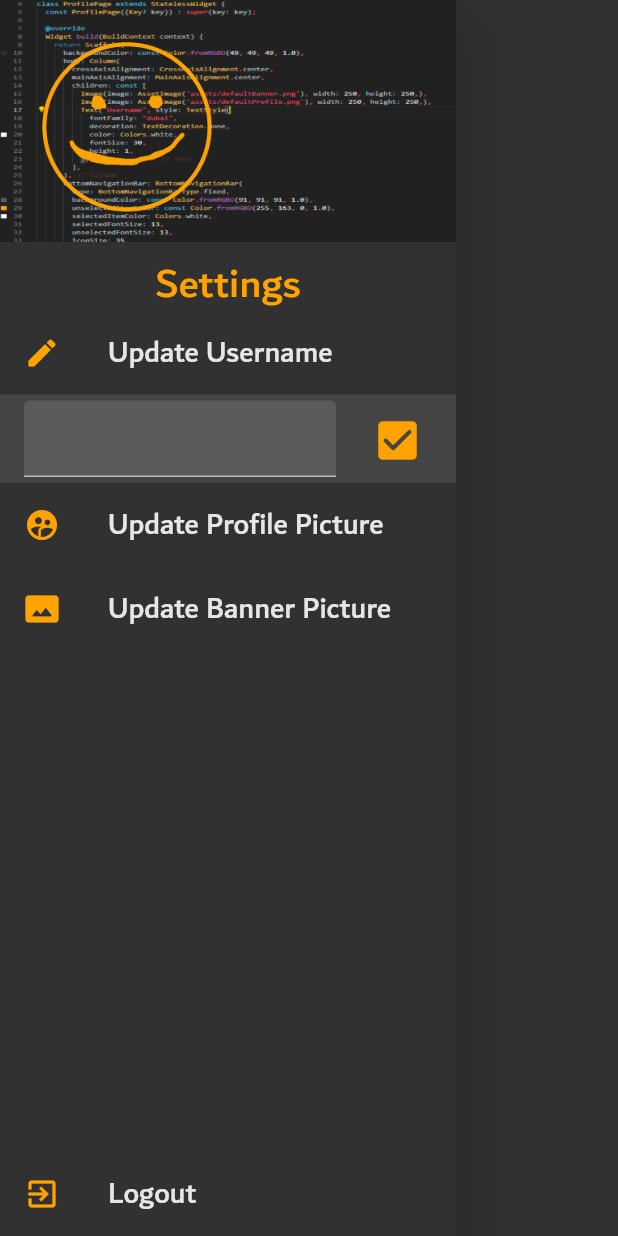
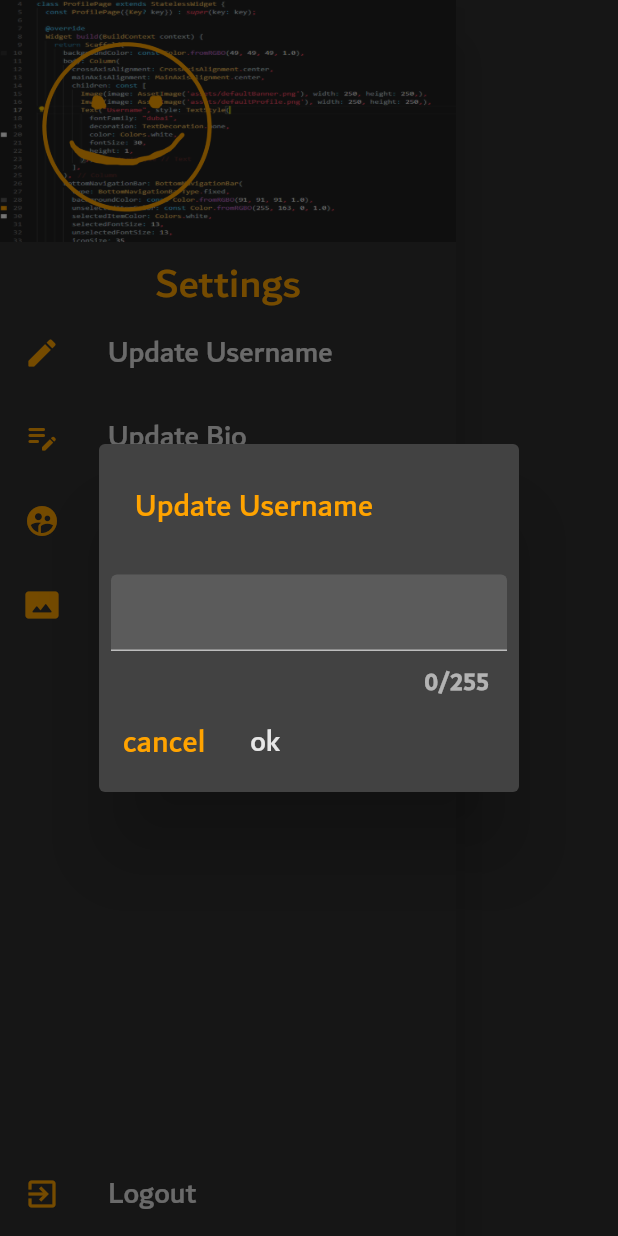
Before and after one commit to joshbacon/RAM, a Flutter app: the SideMenu widget shown alone on an empty page, opened directly, after a tap on "Update Username", on a phone screen of 412 x 824 dp. Run offline on Flutter 3.47's test engine with Material 2 defaults, Android fonts, the phone set to English and light mode, and no system bars; our stand-ins replace dotted_border, flutter_dotenv, image_picker, shared_preferences; missing offline and left inert: encrypt; accounts and stored records are empty; network calls fail.

Commit message:
added bio updating

```diff
--- a/lib/main.dart
+++ b/lib/main.dart
@@ -84,6 +84,12 @@ class MyApp extends StatelessWidget {
             fontWeight: FontWeight.bold,
             fontSize: 16,
           ),
+          displaySmall: TextStyle(
+            fontFamily: "dubai",
+            color: Colors.red,
+            fontWeight: FontWeight.bold,
+            fontSize: 16,
+          )
         ),
 
         inputDecorationTheme: const InputDecorationTheme(
--- a/lib/models/user.dart
+++ b/lib/models/user.dart
@@ -167,11 +167,12 @@ class User with ChangeNotifier {
 
   Future<bool> updateBio(newBio) async{
     final response = await http.put(
-      Uri.parse(paths.updateUsername()),
+      Uri.parse(paths.updateBio()),
       body: newBio + ";" + userData['uid']
     );
 
     if (response.statusCode == 200){
+      print(response.body);
       Map<String, dynamic> data = json.decode(response.body);
       if (data['status']){
         userData['bio'] = newBio;
--- a/lib/pages/social.dart
+++ b/lib/pages/social.dart
@@ -17,12 +17,9 @@ class SocialPage extends StatefulWidget {
 class _SocialPageState extends State<SocialPage> {
 
   // TODO:
-  // - implement a friend system (request/accept)
   // - implement a chat feature
   //
   // - also why is home and profile a scaffold but this and upload aren't? see if they should be...
-
-  TextEditingController searchTerm = TextEditingController();
 
   Timer? _debounce;
 
@@ -134,7 +131,6 @@ class _SocialPageState extends State<SocialPage> {
       child: Column(
         children: [
           TextFormField(
-            controller: searchTerm,
             onChanged: (query) {
               _onSearchChanged(query, context.read<User>().uid);
             },
--- a/lib/widgets/sidemenu.dart
+++ b/lib/widgets/sidemenu.dart
@@ -16,9 +16,8 @@ class SideMenu extends StatefulWidget {
 
 class _SideMenuState extends State<SideMenu> {
 
-  TextEditingController newUsername = TextEditingController();
+  String newText = "";
 
-  bool showUserBox = false;
   bool showUserErr = false;
   bool showProfileErr = false;
   bool showBannerErr = false;
@@ -31,7 +30,6 @@ class _SideMenuState extends State<SideMenu> {
   }
 
   void logout() {
-    showUserBox = false;
     showUserErr = false;
     showProfileErr = false;
     showBannerErr = false;
@@ -39,7 +37,99 @@ class _SideMenuState extends State<SideMenu> {
     Navigator.push(context, MaterialPageRoute(builder: (context) => const LoginPage()));
   }
 
-  Future<void> _showDialog(String msg) async {
+  void _updateText() {
+    // print(newText.text + " AND " + newText.text.length.toString());
+    // setState(() {
+    //   print(255 - newText.text.length);
+    //   remainingChars = (255 - newText.text.length).toString();
+    //   print(remainingChars);
+    // });
+    // print(remainingChars);
+  }
+
+  Future<void> _showUpdateDialog(String type) async {
+    // print(newText.text);
+    return showDialog<void>(
+      context: context,
+      barrierDismissible: true,
+      builder: (BuildContext context) {
+        return AlertDialog(
+          title: Text(
+            "Update " + type,
+            style: Theme.of(context).textTheme.titleSmall,
+          ),
+          actions: <Widget>[
+            TextField(
+              maxLength: 255,
+              minLines: type.contains('Bio') ? 3 : 1,
+              maxLines: type.contains('Bio') ? 5 : 1,
+              onChanged: (text) {
+                setState(() {
+                  newText = text;
+                });
+              },
+              onTapOutside: (event) => FocusScope.of(context).unfocus(),
+              style: Theme.of(context).textTheme.bodySmall,
+              decoration: InputDecoration(
+                filled: true,
+                fillColor: Theme.of(context).colorScheme.surface,
+                focusedBorder: OutlineInputBorder(
+                  borderSide: BorderSide(color: Theme.of(context).colorScheme.primary),
+                ),
+                hintStyle: TextStyle(
+                  fontFamily: "dubai",
+                  color: Theme.of(context).colorScheme.onPrimary,
+                  fontWeight: FontWeight.bold,
+                  fontSize: 18,
+                ),
+              ),
+            ),
+            Row(children: [
+              TextButton(
+                child: Text(
+                  "cancel",
+                  style: Theme.of(context).textTheme.titleSmall,
+                ),
+                onPressed: () {
+                  Navigator.of(context).pop();
+                },
+              ),
+              TextButton(
+                child: Text(
+                  "ok",
+                  style: Theme.of(context).textTheme.bodyMedium,
+                ),
+                onPressed: () {
+                  Navigator.of(context).pop();
+                  if (type.contains('Username')) {
+                    // make the update username call
+                    context.read<User>().updateUsername(newText).then((result) {
+                      if (result) {
+                        _showMsgDialog(type + " has been updated");
+                      } else {
+                        _showMsgDialog("Something went wrong, " + type + " was not updated");
+                      }
+                    });
+                  } else if (type.contains('Bio')) {
+                    // make the update bio call
+                    context.read<User>().updateBio(newText).then((result) {
+                      if (result) {
+                        _showMsgDialog(type + " has been updated");
+                      } else {
+                        _showMsgDialog("Something went wrong, " + type + " was not updated");
+                      }
+                    });
+                  }
+                },
+              ),
+            ],),
+          ],
+        );
+      },
+    );
+  }
+
+  Future<void> _showMsgDialog(String msg) async {
     return showDialog<void>(
       context: context,
       barrierDismissible: false,
@@ -77,6 +167,18 @@ class _SideMenuState extends State<SideMenu> {
   }
 
   @override
+  void initState() {
+    // newText.addListener(_updateText);
+    super.initState();
+  }
+
+  @override
+  void dispose() {
+    // newText.dispose();
+    super.dispose();
+  }
+
+  @override
   Widget build(BuildContext context) {
     return Drawer(
       backgroundColor: Theme.of(context).colorScheme.background,
@@ -109,43 +211,59 @@ class _SideMenuState extends State<SideMenu> {
             iconColor: Theme.of(context).colorScheme.primary,
             textColor: Theme.of(context).colorScheme.onBackground,
             onTap: () => {
-              setState(() {
-                showUserBox = !showUserBox;
-              }),
+              _showUpdateDialog("Username")
+              // setState(() {
+              //   showUserBox = !showUserBox;
+              // }),
             },
           ),
-          Visibility(
-            visible: showUserBox,
-            child: ListTile(
-              tileColor: const Color.fromRGBO(69, 69, 69, 1.0),
-              title: TextField(
-                controller: newUsername,
-                onTapOutside: (event) => FocusScope.of(context).unfocus(),
-                style: Theme.of(context).textTheme.bodySmall,
-              ),
-              trailing: IconButton(
-                alignment: Alignment.centerRight,
-                icon: const Icon(Icons.check_box_rounded, size: 34,),
-                onPressed: () async {
-                  if (newUsername.text.isNotEmpty && await context.read<User>().updateUsername(newUsername.text)) {
-                    //setState(() {
-                      _showDialog('Your username has been updated.');
-                      showUserBox = false;
-                      newUsername.clear();
-                      showUserErr = false;
-                    //});
-                  } else {
-                    //setState(() {
-                      showUserErr = true;
-                    //});
-                  }
-                },
-              ),
-              iconColor: Theme.of(context).colorScheme.primary,
-              textColor: Colors.white,
-              onTap: () => {},
+          ListTile(
+            leading: const Icon(Icons.edit_note_rounded),
+            title: Text(
+              'Update Bio',
+              style: Theme.of(context).textTheme.bodyMedium,
             ),
+            iconColor: Theme.of(context).colorScheme.primary,
+            textColor: Theme.of(context).colorScheme.onBackground,
+            onTap: () => {
+              _showUpdateDialog("Bio")
+              // setState(() {
+              //   showUserBox = !showUserBox;
+              // }),
+            },
           ),
+          // Visibility(
+          //   visible: showUserBox,
+          //   child: ListTile(
+          //     tileColor: const Color.fromRGBO(69, 69, 69, 1.0),
+          //     title: TextField(
+          //       controller: newText,
+          //       onTapOutside: (event) => FocusScope.of(context).unfocus(),
+          //       style: Theme.of(context).textTheme.bodySmall,
+          //     ),
+          //     trailing: IconButton(
+          //       alignment: Alignment.centerRight,
+          //       icon: const Icon(Icons.check_box_rounded, size: 34,),
+          //       onPressed: () async {
+          //         if (newText.text.isNotEmpty && await context.read<User>().updateUsername(newText.text)) {
+          //           //setState(() {
+          //             _showMsgDialog('Your username has been updated.');
+          //             showUserBox = false;
+          //             newText.clear();
+          //             showUserErr = false;
+          //           //});
+          //         } else {
+          //           //setState(() {
+          //             showUserErr = true;
+          //           //});
+          //         }
+          //       },
+          //     ),
+          //     iconColor: Theme.of(context).colorScheme.primary,
+          //     textColor: Colors.white,
+          //     onTap: () => {},
+          //   ),
+          // ),
           Visibility(
             visible: showUserErr,
             child: const Text(
@@ -170,7 +288,7 @@ class _SideMenuState extends State<SideMenu> {
               XFile? imagePicked = await acceptImage();
               if ( imagePicked != null && await context.read<User>().updateProfilePicture(File(imagePicked.path)) ) {
                 //setState(() {
-                  _showDialog('Your profile picture has been updated.');
+                  _showMsgDialog('Your profile picture has been updated.');
                   showProfileErr = false;
                 //});
               } else {
@@ -204,7 +322,7 @@ class _SideMenuState extends State<SideMenu> {
               XFile? imagePicked = await acceptImage();
               if ( imagePicked != null && await context.read<User>().updateBannerPicture(File(imagePicked.path)) ) {
                 //(() {
-                  _showDialog("Your banner picture has been updated");
+                  _showMsgDialog("Your banner picture has been updated");
                   showBannerErr = false;
                 //});
               } else {
@@ -236,7 +354,7 @@ class _SideMenuState extends State<SideMenu> {
               iconColor: Theme.of(context).colorScheme.primary,
               textColor: Theme.of(context).colorScheme.onBackground,
               onTap: () => {
-                _showDialog("Are you sure you want to logout?")
+                _showMsgDialog("Are you sure you want to logout?")
               },
             ),
           //)
```
